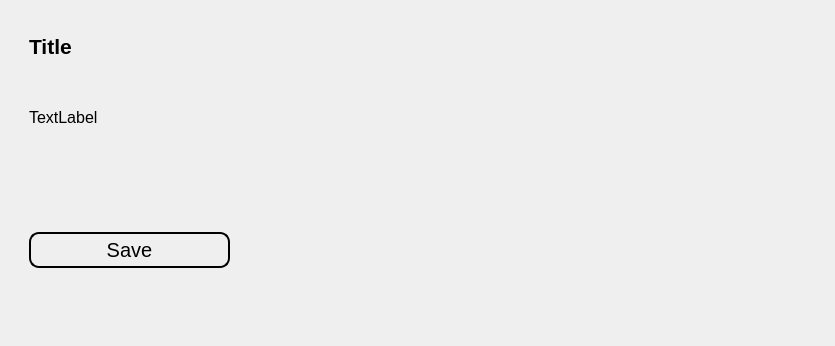
Qt form ui/result.ui (Achu-Worifung/quickMove) before a commit.
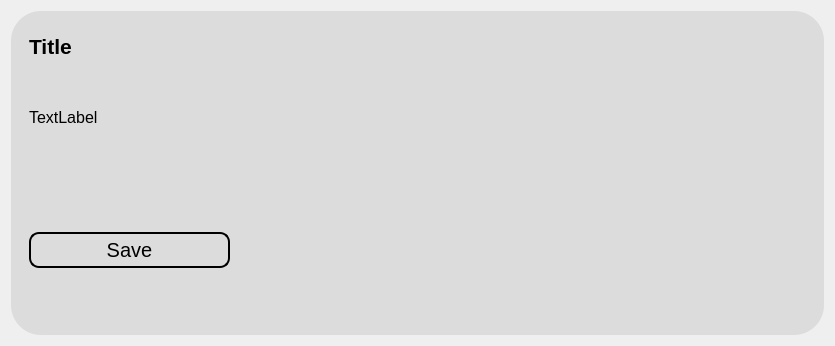
The same form after that commit. Icons and pictures are not drawn.

```diff
--- a/ui/result.ui
+++ b/ui/result.ui
@@ -17,7 +17,9 @@
    <item>
     <widget class="QWidget" name="container" native="true">
      <property name="styleSheet">
-      <string notr="true"/>
+      <string notr="true">background-color: rgb(220, 220, 220);
+border-color: rgb(192, 192, 192);
+border-radius: 30px;</string>
      </property>
      <layout class="QVBoxLayout" name="verticalLayout_3">
       <item>
@@ -174,6 +176,16 @@
              <property name="text">
               <string>Save</string>
              </property>
+             <property name="icon">
+              <iconset>
+               <normaloff>../../../../Downloads/3994354_arrow_download_downloading_interface_save_icon.ico</normaloff>../../../../Downloads/3994354_arrow_download_downloading_interface_save_icon.ico</iconset>
+             </property>
+             <property name="iconSize">
+              <size>
+               <width>30</width>
+               <height>29</height>
+              </size>
+             </property>
             </widget>
            </item>
           </layout>
```
